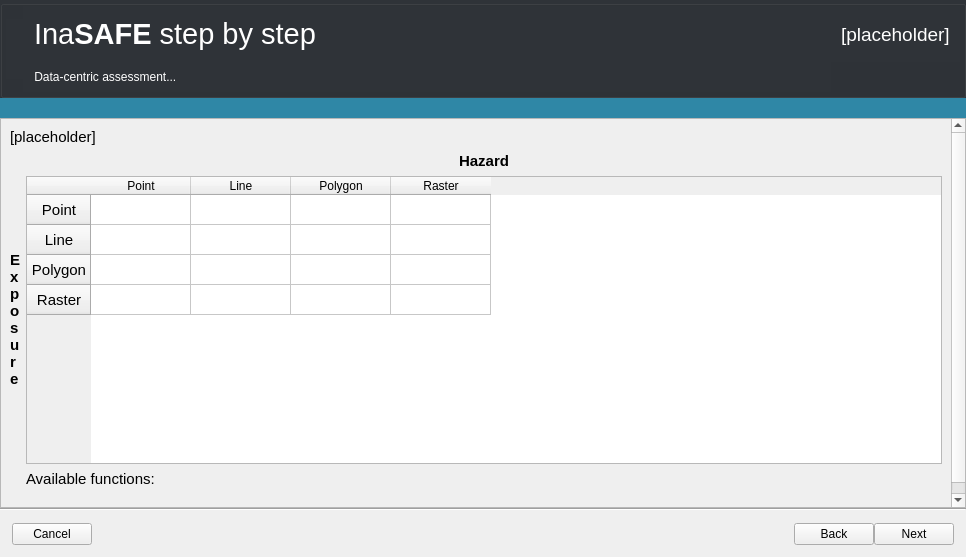
Before: the Qt Designer form safe/gui/ui/wizard_dialog_base.ui in inasafe/inasafe, drawn with Qt 5.
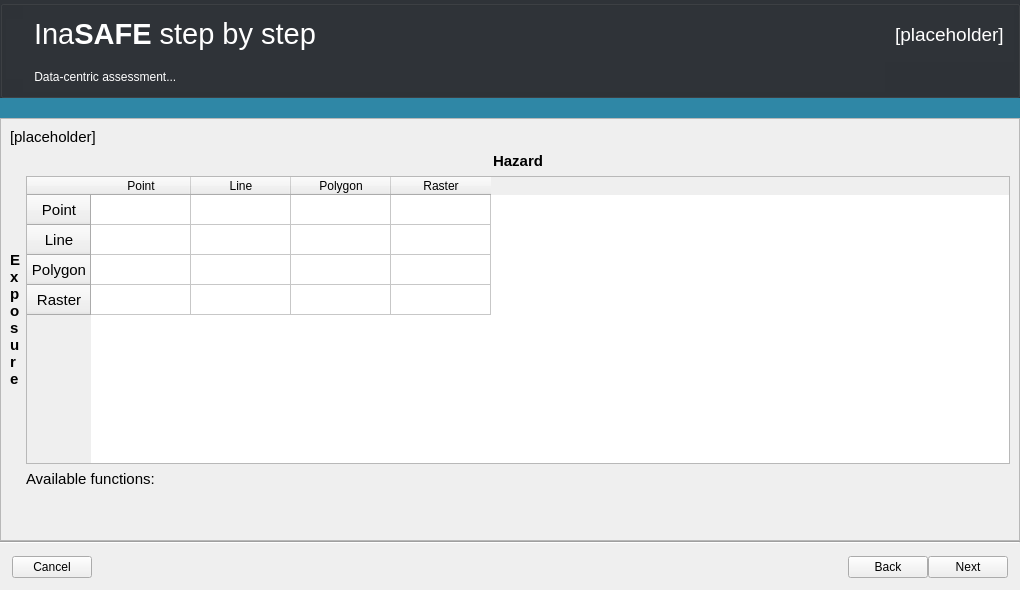
After: the same form once the commit is applied. Icons and pictures are not drawn. Custom widgets are drawn as their Qt base class.

Commit message: [Wizard] Make the dialog big enough to avoid scrollbars in KDE. Please revert if it breaks anything on Windows.

Diff of the .ui file:
```diff
--- a/safe/gui/ui/wizard_dialog_base.ui
+++ b/safe/gui/ui/wizard_dialog_base.ui
@@ -6,8 +6,8 @@
    <rect>
     <x>0</x>
     <y>0</y>
-    <width>966</width>
-    <height>557</height>
+    <width>1020</width>
+    <height>590</height>
    </rect>
   </property>
   <property name="sizePolicy">
```
